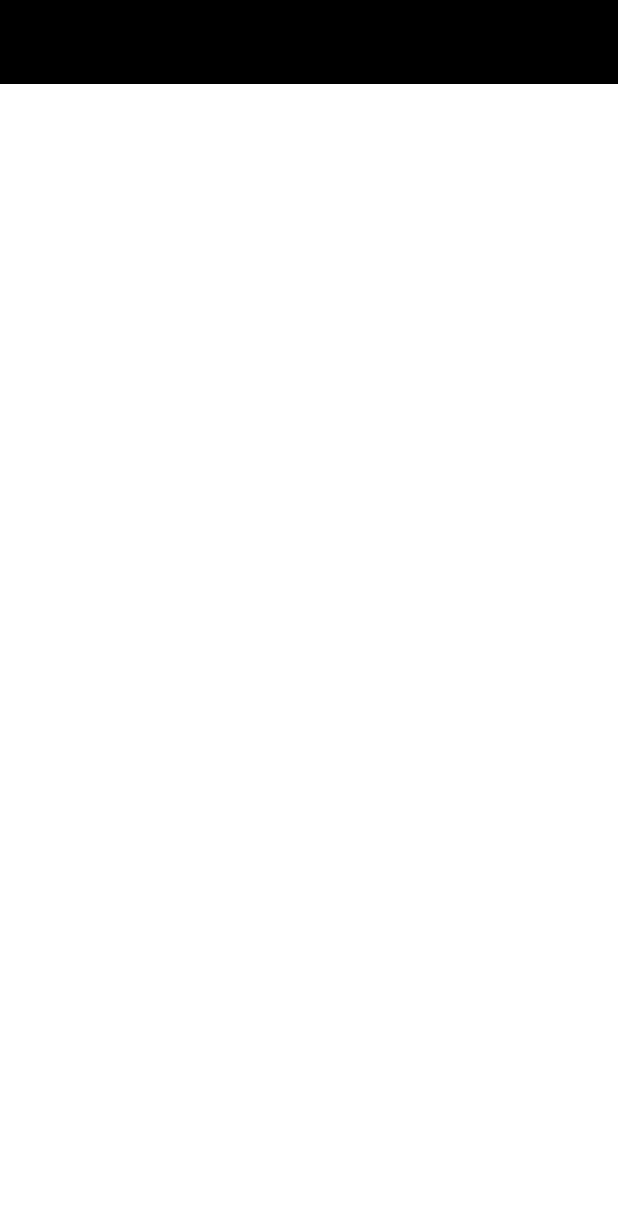
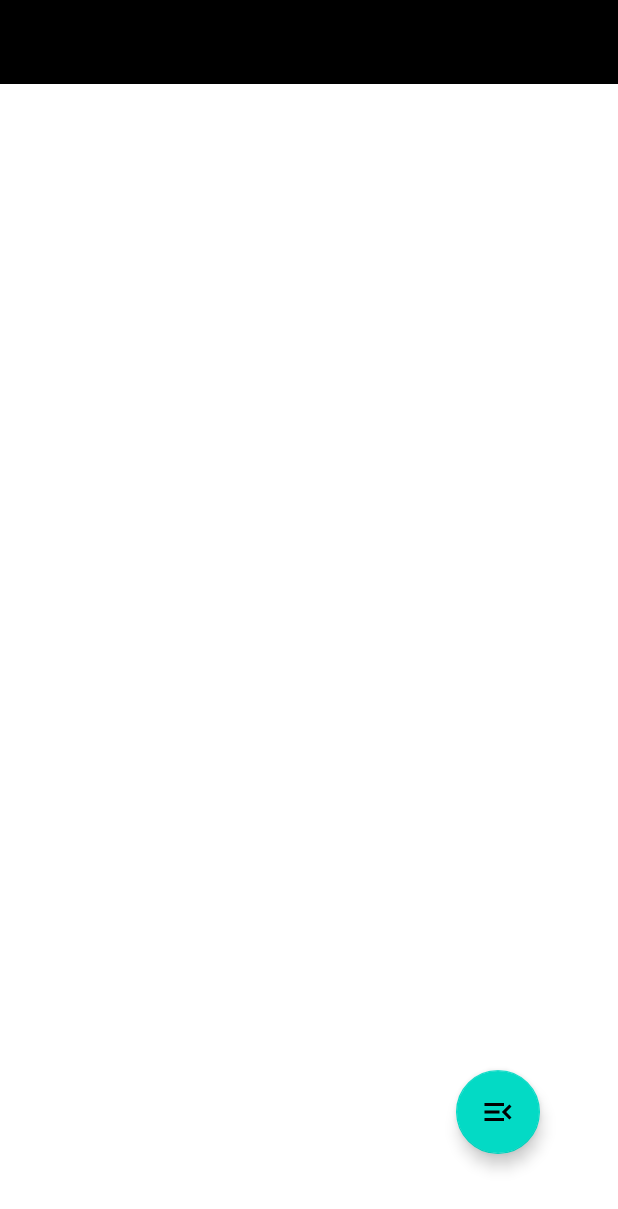
Before and after one commit to akshaymagar2003/Donate, an Android app: the layout activity_logged_in.xml on its own in the app's theme, with its tools: preview values and no code run, on a phone screen of 412 x 824 dp. Shown: the top 1209 px of the screen. Run offline under Robolectric (Android 15) with nearby library versions, the phone set to English and light mode, and no system bars.

Commit message:
floating Action button added

```diff
--- a/app/src/main/java/com/example/donate/Screens/LoggedIn.kt
+++ b/app/src/main/java/com/example/donate/Screens/LoggedIn.kt
@@ -7,6 +7,7 @@ import android.view.MenuItem
 import android.widget.Toast
 import androidx.appcompat.app.ActionBarDrawerToggle
 import androidx.core.view.GravityCompat
+import com.example.donate.Forms.DonateFormActivity
 import com.example.donate.MainActivity
 import com.example.donate.R
 import com.example.donate.databinding.ActivityLoggedInBinding
@@ -32,6 +33,11 @@ class LoggedIn : AppCompatActivity(), NavigationView.OnNavigationItemSelectedLis
         binding.logout.setOnClickListener {
             sharedPref.edit().remove("Email").apply()
             var intent = Intent(this, MainActivity::class.java)
+            startActivity(intent)
+            finish()
+        }
+        binding.floatingActionButton.setOnClickListener{view->
+            val intent=Intent(this, DonateFormActivity::class.java)
             startActivity(intent)
             finish()
         }
--- a/app/src/main/res/layout/activity_logged_in.xml
+++ b/app/src/main/res/layout/activity_logged_in.xml
@@ -13,6 +13,20 @@
         android:layout_width="match_parent"
         android:layout_height="match_parent">
 
+
+        <com.google.android.material.floatingactionbutton.FloatingActionButton
+            android:id="@+id/floatingActionButton"
+            android:layout_width="wrap_content"
+            android:layout_height="wrap_content"
+            android:clickable="true"
+
+            app:layout_constraintBottom_toBottomOf="parent"
+            app:layout_constraintEnd_toEndOf="parent"
+            app:layout_constraintHorizontal_bias="0.853"
+            app:layout_constraintStart_toStartOf="parent"
+            app:layout_constraintTop_toBottomOf="@+id/textView4"
+            app:layout_constraintVertical_bias="0.819"
+            app:srcCompat="@drawable/baseline_menu_open_24" />
 
         <TextView
             android:id="@+id/textView4"
```
Also changed, not shown: app/src/main/AndroidManifest.xml (+15 -11 lines), app/src/main/java/com/example/donate/Forms/DonateFormActivity.kt (added, +12 -0 lines), app/src/main/res/layout/activity_donateform.xml (added, +9 -0 lines), app/src/main/res/navigation/nav_graph.xml (added, +28 -0 lines), app/src/main/res/values/strings.xml (+9 -0 lines).
